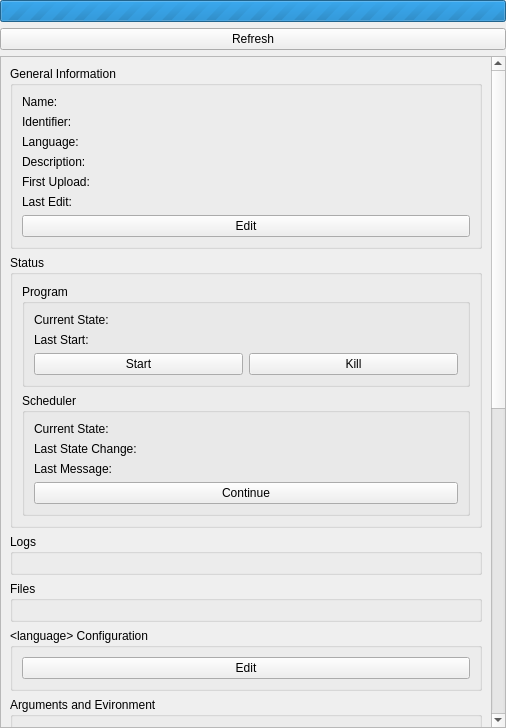
First picture: the form in src/brickv/plugin_system/plugins/red/ui/program_info_main.ui, repository Tinkerforge/brickv, before the edit.
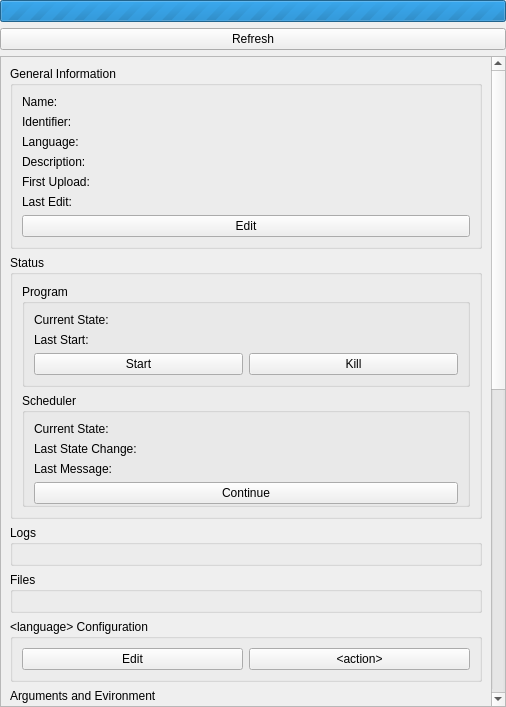
Second picture: the form after the edit.

Commit message: red-brick/pi: Add language specific action button to configuration section

Patch:
```diff
--- a/src/brickv/plugin_system/plugins/red/ui/program_info_main.ui
+++ b/src/brickv/plugin_system/plugins/red/ui/program_info_main.ui
@@ -7,7 +7,7 @@
     <x>0</x>
     <y>0</y>
     <width>506</width>
-    <height>728</height>
+    <height>707</height>
    </rect>
   </property>
   <property name="windowTitle">
@@ -45,7 +45,7 @@
         <x>0</x>
         <y>0</y>
         <width>488</width>
-        <height>1360</height>
+        <height>1353</height>
        </rect>
       </property>
       <layout class="QVBoxLayout" name="verticalLayout_10">
@@ -215,6 +215,9 @@
                <string>Scheduler</string>
               </property>
               <layout class="QVBoxLayout" name="verticalLayout_7">
+               <property name="bottomMargin">
+                <number>0</number>
+               </property>
                <item>
                 <layout class="QGridLayout" name="gridLayout_7">
                  <item row="2" column="0">
@@ -445,16 +448,27 @@
          <layout class="QVBoxLayout" name="verticalLayout_3">
           <item>
            <layout class="QGridLayout" name="gridLayout_3">
-            <item row="1" column="0">
-             <widget class="QPushButton" name="button_edit_language">
-              <property name="text">
-               <string>Edit</string>
-              </property>
-             </widget>
-            </item>
             <item row="0" column="0">
              <layout class="QVBoxLayout" name="layout_language"/>
             </item>
+            <item row="1" column="0">
+             <layout class="QHBoxLayout" name="horizontalLayout_3">
+              <item>
+               <widget class="QPushButton" name="button_edit_language">
+                <property name="text">
+                 <string>Edit</string>
+                </property>
+               </widget>
+              </item>
+              <item>
+               <widget class="QPushButton" name="button_language_action">
+                <property name="text">
+                 <string>&lt;action&gt;</string>
+                </property>
+               </widget>
+              </item>
+             </layout>
+            </item>
            </layout>
           </item>
          </layout>
```
Left out of the diff: 1 changed line with no effect on the pictures. The commit also changes 3 other files.
